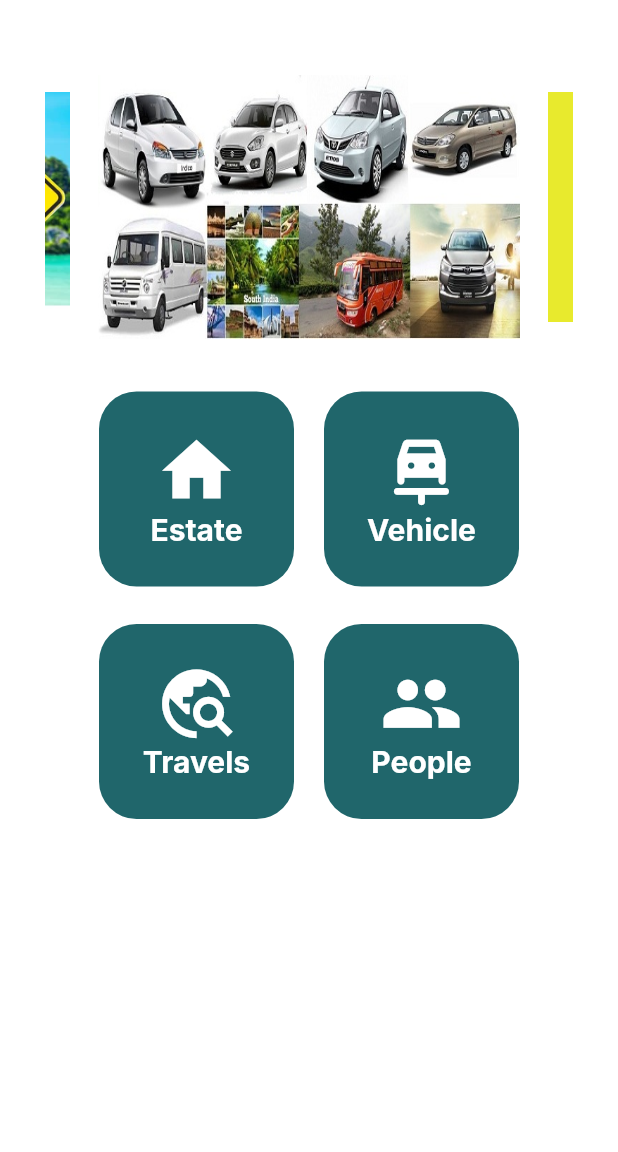
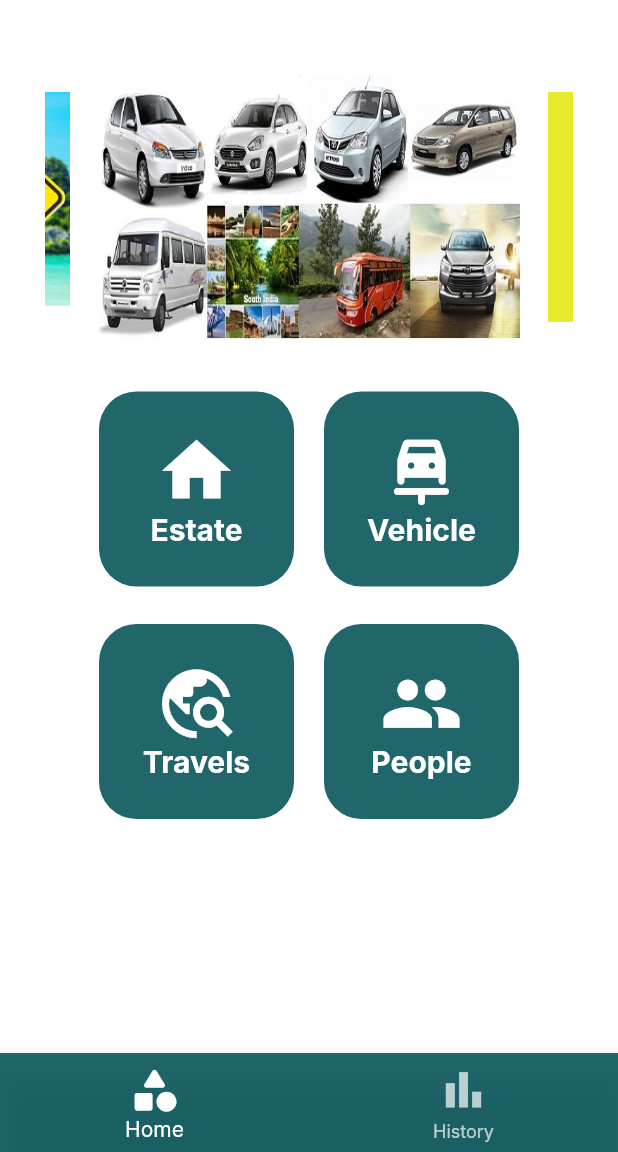
Before and after one commit to ClichyMercury/collardgreens, a Flutter app: the SignInPage screen opened directly, after a tap on "Sign In", on a phone screen of 412 x 824 dp, the part 84-1236 px from its top. Run offline on Flutter 3.47's test engine with Material 2 defaults, Android fonts, the phone set to English and light mode, and no system bars; drawn by our look-alikes of carousel_slider; our stand-ins replace flutter_svg; Roboto replaces fonts that are missing (Inter).

Commit message:
add root and chart page

```diff
--- a/lib/AppRoot/history/history.dart
+++ b/lib/AppRoot/history/history.dart
@@ -17,8 +17,7 @@ class History extends StatelessWidget {
 
     return Scaffold(
       backgroundColor: Colors.white,
-      appBar: buildAppBar(context),
-      drawer: const CustomDrawer(),
+
       body: SingleChildScrollView(
           child: Padding(
         padding: const EdgeInsets.all(30.0),
@@ -84,11 +83,21 @@ class History extends StatelessWidget {
                   scrollDirection: Axis.horizontal,
                   children: [
                     ScrollList(data: "assets/images/NSIA.jpeg"),
+                    SizedBox(width: 10),
                     ScrollList(data: "assets/images/gna.png"),
+                    SizedBox(width: 10),
                     ScrollList(data: "assets/images/atlantique.jpg"),
                   ],
                 )
               ]),
+            ),
+            SizedBox(height: 20),
+            Container(
+              height: 250,
+              padding: EdgeInsets.symmetric(vertical: 15),
+              decoration: BoxDecoration(
+                  image: DecorationImage(
+                      image: AssetImage("assets/images/IMG_2135.PNG"))),
             )
           ],
         ),
--- a/lib/AppRoot/history/widget/scrollList.dart
+++ b/lib/AppRoot/history/widget/scrollList.dart
@@ -10,7 +10,6 @@ class ScrollList extends StatelessWidget {
   @override
   Widget build(BuildContext context) {
     return Container(
-      padding: EdgeInsets.symmetric(horizontal: 10),
       height: 125,
       width: 125,
       decoration: BoxDecoration(
--- a/lib/AppRoot/home/home.dart
+++ b/lib/AppRoot/home/home.dart
@@ -19,8 +19,6 @@ class Home extends StatelessWidget {
 
     return Scaffold(
       backgroundColor: Colors.white,
-      appBar: buildAppBar(context),
-      drawer: const CustomDrawer(),
       body: SingleChildScrollView(
           child: Padding(
         padding: const EdgeInsets.all(30.0),
--- /dev/null
+++ b/lib/AppRoot/root.dart
@@ -0,0 +1,53 @@
+import 'package:collard_greens/AppRoot/history/history.dart';
+import 'package:collard_greens/AppRoot/home/home.dart';
+import 'package:collard_greens/AppRoot/widget/app_bar.dart';
+import 'package:collard_greens/AppRoot/widget/drawer.dart';
+import 'package:flutter/material.dart';
+
+import '../ui/colors/app_colors.dart';
+
+class Root extends StatefulWidget {
+  const Root({super.key});
+
+  @override
+  State<Root> createState() => _RootState();
+}
+
+class _RootState extends State<Root> {
+  int curID = 0;
+  void _setIndex(int index) {
+    setState(() {
+      curID = index;
+    });
+  }
+
+  @override
+  Widget build(BuildContext context) {
+    final screens = [Home(), History()];
+
+    return Scaffold(
+        appBar: buildAppBar(context),
+        drawer: const CustomDrawer(),
+        body: IndexedStack(
+          index: curID,
+          children: screens,
+        ),
+        bottomNavigationBar: BottomNavigationBar(
+            backgroundColor: AppColors.mainGreen,
+            selectedItemColor: Colors.white,
+            unselectedItemColor: Colors.white70,
+            currentIndex: curID,
+            onTap: _setIndex,
+            iconSize: 35,
+            items: [
+              BottomNavigationBarItem(
+                icon: Icon(Icons.category_rounded),
+                label: "Home",
+              ),
+              BottomNavigationBarItem(
+                icon: Icon(Icons.bar_chart),
+                label: "History",
+              ),
+            ]));
+  }
+}
--- a/lib/UI/svg_icons/svg_icons.dart
+++ b/lib/UI/svg_icons/svg_icons.dart
@@ -30,6 +30,7 @@ enum SvgIcons {
   baselineVideoFile,
   filePresent,
   userBlock,
+  illu_car,
 }
 
 Map<SvgIcons, String> svgLink = {
@@ -54,13 +55,15 @@ Map<SvgIcons, String> svgLink = {
   SvgIcons.course: 'assets/svg/publish-course.svg',
   SvgIcons.circleChevronRight: 'assets/svg/circle-chevron-right.svg',
   SvgIcons.rankingStar: 'assets/svg/ranking-star.svg',
-  SvgIcons.roundSubdirectoryArrowRight: 'assets/svg/round-subdirectory-arrow-right.svg',
+  SvgIcons.roundSubdirectoryArrowRight:
+      'assets/svg/round-subdirectory-arrow-right.svg',
   SvgIcons.paymentsOutlineRounded: 'assets/svg/payments-outline-rounded.svg',
   SvgIcons.calendar: 'assets/svg/calendar.svg',
   SvgIcons.calendarWeek: 'assets/svg/calendar-week.svg',
   SvgIcons.baselineVideoFile: 'assets/svg/baseline-video-file.svg',
   SvgIcons.filePresent: 'assets/svg/file-present.svg',
   SvgIcons.userBlock: 'assets/svg/user-block.svg',
+  SvgIcons.illu_car: 'assets/svg/illu-car.svg',
 };
 
 class SvgIcon extends StatelessWidget {
--- a/lib/features/connection/Sign_In_Page.dart
+++ b/lib/features/connection/Sign_In_Page.dart
@@ -1,7 +1,7 @@
 import 'package:collard_greens/conponents/textfield.dart';
 import 'package:collard_greens/features/connection/Sign_Up_page.dart';
 import 'package:flutter/material.dart';
-import '../../AppRoot/home/home.dart';
+import '../../AppRoot/root.dart';
 import '../../ui/colors/app_colors.dart';
 import '../../conponents/elevatedButton.dart';
 
@@ -79,7 +79,7 @@ class SignInPage extends StatelessWidget {
                   btnColor: AppColors.mainGreen,
                   onTap: () {
                     Navigator.push(context,
-                        MaterialPageRoute(builder: (builder) => const Home()));
+                        MaterialPageRoute(builder: (builder) => const Root()));
                   },
                   text: 'Sign In',
                 ),
--- a/lib/main.dart
+++ b/lib/main.dart
@@ -1,9 +1,11 @@
 import 'package:collard_greens/AppRoot/history/history.dart';
+import 'package:collard_greens/AppRoot/root.dart';
 import 'package:collard_greens/features/connection/Sign_In_Page.dart';
 import 'package:collard_greens/features/profile/userPage.dart';
 import 'package:flutter/material.dart';
 
 import 'AppRoot/home/home.dart';
+import 'features/Estate/realEstate.dart';
 
 void main() {
   runApp(const MyApp());
@@ -26,7 +28,7 @@ class MyApp extends StatelessWidget {
             bodyText2: TextStyle(fontSize: 14.0, fontFamily: 'Hind'),
           ) */
       ),
-      home: History(),
+      home: RealEstate(),
     );
   }
 }
--- a/pubspec.yaml
+++ b/pubspec.yaml
@@ -38,6 +38,7 @@ dependencies:
   cupertino_icons: ^1.0.2
   flutter_svg: ^1.1.6
   carousel_slider: ^4.2.1
+  syncfusion_flutter_charts: ^20.4.44
 
 
 dev_dependencies:
```
Also changed, not shown: lib/AppRoot/widget/drawer.dart (+31 -47 lines), lib/features/Estate/realEstate.dart (added, +37 -0 lines), assets/images/IMG_2135.PNG (added), assets/images/Screenshot_20230119-164223.jpg (added), assets/images/Screenshot_20230119-164223_2.png (added), assets/images/Screenshot_20230119-164350.jpg (added), assets/images/Screenshot_20230120-094206.jpg (added), assets/svg/illu-car.svg (added), pubspec.lock, 1 other file.
